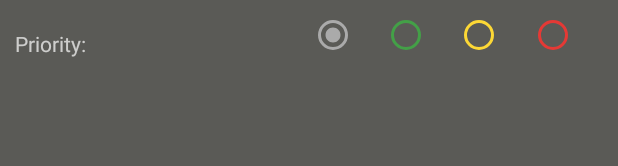
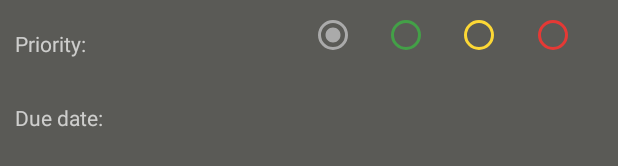
Before and after one commit to EmmaCG19/Taskete-android-app, an Android app: the layout activity_task_form.xml on its own in the app's theme, with its tools: preview values and no code run, on a phone screen of 412 x 824 dp. Shown: the part 230-396 px from the top of the screen. Run offline under Robolectric (Android 15) with nearby library versions, the phone set to English and light mode, and no system bars.

Commit message:
Create a basic add and edit task functionality with in-memory storage

```diff
--- a/app/build.gradle
+++ b/app/build.gradle
@@ -1,6 +1,8 @@
 plugins {
     id 'com.android.application'
     id 'kotlin-android'
+    id 'kotlin-android-extensions'
+    id 'kotlin-kapt'
 }
 
 android {
--- /dev/null
+++ b/app/src/main/res/drawable/ic_priority.xml
@@ -0,0 +1,10 @@
+<vector xmlns:android="http://schemas.android.com/apk/res/android"
+    android:width="24dp"
+    android:height="24dp"
+    android:viewportWidth="24"
+    android:viewportHeight="24"
+    android:tint="?attr/colorControlNormal">
+  <path
+      android:fillColor="@android:color/white"
+      android:pathData="M17,3H7c-1.1,0 -1.99,0.9 -1.99,2L5,21l7,-3 7,3V5c0,-1.1 -0.9,-2 -2,-2z"/>
+</vector>
--- a/app/src/main/res/layout/activity_task_form.xml
+++ b/app/src/main/res/layout/activity_task_form.xml
@@ -57,15 +57,25 @@
 
     </com.google.android.material.textfield.TextInputLayout>
 
+    <!--    <ImageView-->
+    <!--        android:id="@+id/priorityIcon"-->
+    <!--        android:layout_width="wrap_content"-->
+    <!--        android:layout_height="wrap_content"-->
+    <!--        android:layout_marginTop="10dp"-->
+    <!--        app:layout_constraintStart_toStartOf="parent"-->
+    <!--        app:layout_constraintEnd_toStartOf="@id/lblPriority"-->
+    <!--        app:layout_constraintTop_toBottomOf="@id/inputDesc"-->
+    <!--        android:src="@drawable/ic_priority"/>-->
+
     <TextView
         android:id="@+id/lblPriority"
         android:layout_width="0dp"
         android:layout_height="wrap_content"
         android:layout_marginTop="10dp"
         android:text="@string/priority_input"
+        app:layout_constraintBottom_toTopOf="@id/guidelinePriority"
+        app:layout_constraintEnd_toStartOf="@id/rgPriorities"
         app:layout_constraintStart_toStartOf="parent"
-        app:layout_constraintBottom_toBottomOf="@id/guidelinePriority"
-        app:layout_constraintEnd_toStartOf="@id/rgPriorities"
         app:layout_constraintTop_toBottomOf="@id/inputDesc" />
 
     <RadioGroup
@@ -73,8 +83,8 @@
         android:layout_width="0dp"
         android:layout_height="wrap_content"
         android:layout_marginTop="10dp"
+        android:checkedButton="@id/rbNotPriority"
         android:orientation="horizontal"
-        android:checkedButton="@id/rbNotPriority"
         android:weightSum="1"
         app:layout_constraintEnd_toEndOf="parent"
         app:layout_constraintStart_toEndOf="@id/lblPriority"
@@ -84,9 +94,8 @@
             android:id="@+id/rbNotPriority"
             android:layout_width="0dp"
             android:layout_height="wrap_content"
-            android:buttonTint="@color/colorPriorityNotAssigned"
             android:layout_weight="0.25"
-            app:useMaterialThemeColors="true" />
+            android:buttonTint="@color/colorPriorityNotAssigned" />
 
         <com.google.android.material.radiobutton.MaterialRadioButton
             android:id="@+id/rbLowPriority"
@@ -118,4 +127,12 @@
         app:layout_constraintGuide_begin="202dp" />
 
 
+    <TextView
+        android:layout_width="0dp"
+        android:layout_height="wrap_content"
+        android:layout_marginTop="10dp"
+        android:text="@string/due_date_input"
+        app:layout_constraintStart_toStartOf="parent"
+        app:layout_constraintTop_toBottomOf="@id/guidelinePriority" />
+
 </androidx.constraintlayout.widget.ConstraintLayout>
--- a/app/src/main/res/values/strings.xml
+++ b/app/src/main/res/values/strings.xml
@@ -6,6 +6,7 @@
     <string name="title_input_hint">Task name</string>
     <string name="desc_input_hint">Task description</string>
     <string name="priority_input">Priority:</string>
+    <string name="due_date_input">Due date:</string>
 
     <string name="highPriorityOption">High</string>
     <string name="lowPriorityOption">Low</string>
```
Also changed, not shown: app/src/main/AndroidManifest.xml (+8 -8 lines), app/src/main/java/com/example/taskete/MainActivity.kt (+22 -6 lines), app/src/main/java/com/example/taskete/Task.kt (+10 -7 lines), app/src/main/java/com/example/taskete/TaskAdapter.kt (+11 -2 lines), app/src/main/java/com/example/taskete/TaskFormActivity.kt (+122 -0 lines), app/src/main/java/com/example/taskete/TasksProvider.kt (+72 -6 lines).
